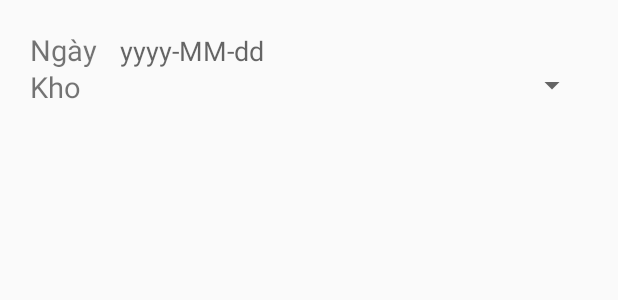
After one commit to IT-Lelong/LL-SXL, an Android app: the layout qr300_dialog02.xml on its own in the app's theme, with its tools: preview values and no code run, on a phone screen of 412 x 824 dp. The commit adds this screen. Shown: the top 300 px of the screen. Run offline under Robolectric (Android 15) with nearby library versions, the phone set to English and light mode, and no system bars.

Commit message:
23100501-Hang

```diff
--- /dev/null
+++ b/app/src/main/res/layout/qr300_dialog02.xml
@@ -0,0 +1,63 @@
+<?xml version="1.0" encoding="utf-8"?>
+<LinearLayout
+    xmlns:android="http://schemas.android.com/apk/res/android"
+    xmlns:app="http://schemas.android.com/apk/res-auto"
+    android:layout_width="match_parent"
+    android:layout_height="match_parent"
+    android:padding="20dp"
+    android:orientation="vertical">
+
+    <TableLayout
+        android:layout_width="match_parent"
+        android:layout_height="wrap_content"
+        android:stretchColumns="1"
+        android:shrinkColumns="1">
+        <TableRow
+            android:layout_width="match_parent"
+            android:layout_height="match_parent">
+
+            <TextView
+                android:layout_width="match_parent"
+                android:layout_height="match_parent"
+                android:textSize="19sp"
+                android:text="Ngày" />
+
+            <EditText
+                android:id="@+id/edt_date"
+                android:layout_width="match_parent"
+                android:layout_height="wrap_content"
+                android:paddingLeft="15dp"
+                android:background="@android:color/transparent"
+                android:hint="yyyy-MM-dd"
+                android:focusable="false"
+                android:clickable="true"
+                android:minHeight="0dp" />
+        </TableRow>
+
+    </TableLayout>
+    <TableLayout
+        android:layout_width="match_parent"
+        android:layout_height="wrap_content"
+        android:stretchColumns="1"
+        android:shrinkColumns="1">
+        <TableRow
+            android:layout_width="match_parent"
+            android:layout_height="match_parent">
+
+            <TextView
+                android:layout_width="match_parent"
+                android:layout_height="match_parent"
+                android:textSize="19sp"
+                android:text="Kho" />
+
+            <Spinner
+                android:id="@+id/sp_kho"
+                android:paddingLeft="15dp"
+                android:layout_width="match_parent"
+                android:layout_height="wrap_content"
+                android:minHeight="0dp" />
+        </TableRow>
+
+    </TableLayout>
+
+</LinearLayout>
```
Also changed, not shown: app/src/main/java/com/lelong/sxl_quetnhapkholachi/MainActivity.java (+4 -4 lines), app/src/main/java/com/lelong/sxl_quetnhapkholachi/QR300/qr300.java (+50 -18 lines).
